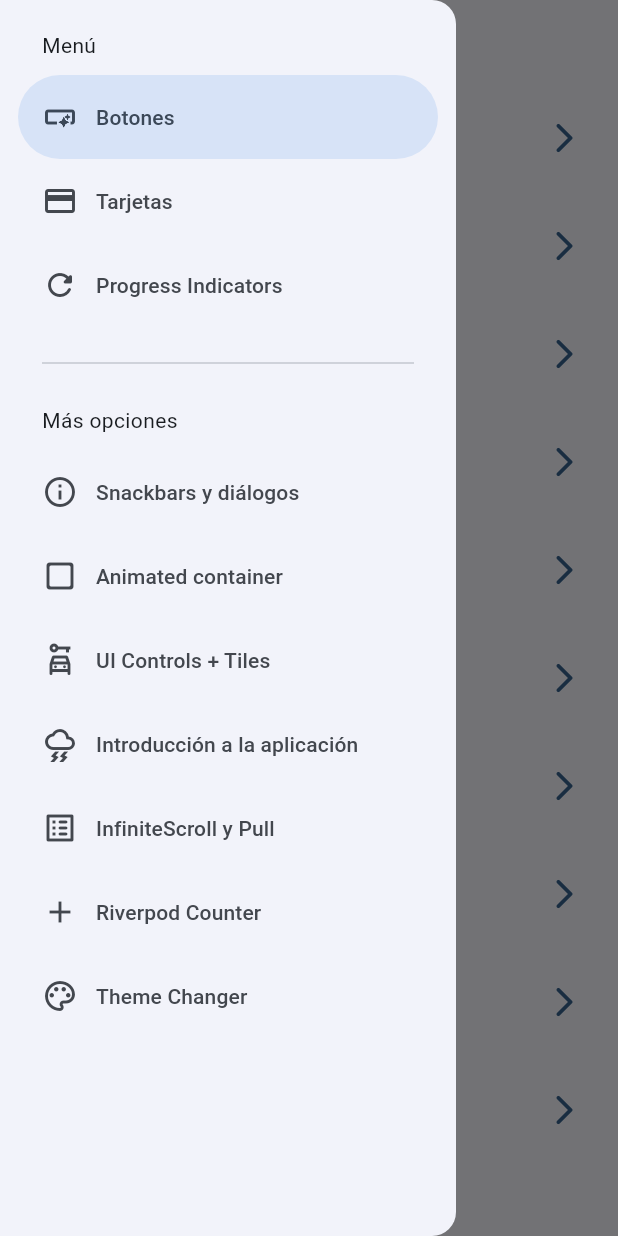
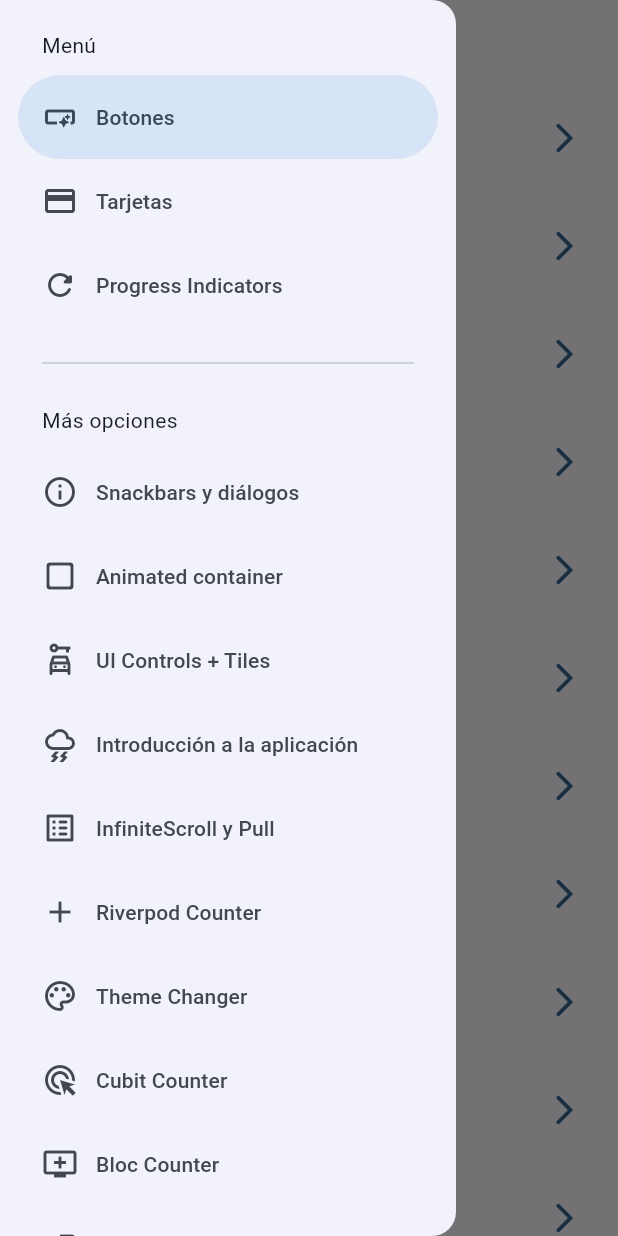
Before and after one commit to Mikaruz/flutter-course, a Flutter app: the screen it shows after launch, with the side drawer open, on a phone screen of 412 x 824 dp. Run offline on Flutter 3.47's test engine with Material 2 defaults, Android fonts, the phone set to English and light mode, and no system bars; our stand-ins replace animate_do, equatable, flutter_bloc, flutter_riverpod, go_router.

Commit message:
Cubit y Bloc agregados

```diff
--- a/lib/config/menu/menu_items.dart
+++ b/lib/config/menu/menu_items.dart
@@ -64,4 +64,19 @@ const appMenuItems = <MenuItem>[
       subTitle: 'Cambiar tema de la aplicación',
       link: '/theme-changer',
       icon: Icons.color_lens_outlined),
+  MenuItem(
+      title: 'Cubit Counter',
+      subTitle: 'Gestor con Cubit',
+      link: '/cubit',
+      icon: Icons.ads_click_outlined),
+  MenuItem(
+      title: 'Bloc Counter',
+      subTitle: 'Gestor con Bloc',
+      link: '/bloc',
+      icon: Icons.add_to_queue_outlined),
+  MenuItem(
+      title: 'Login',
+      subTitle: 'Testeo de Login',
+      link: '/login-screen',
+      icon: Icons.login_outlined),
 ];
--- a/lib/config/router/app_router.dart
+++ b/lib/config/router/app_router.dart
@@ -26,4 +26,10 @@ final appRouter = GoRouter(routes: [
   GoRoute(
       path: '/theme-changer',
       builder: (context, state) => const ThemeChangerScreen()),
+  GoRoute(
+      path: '/cubit', builder: (context, state) => const CubitCounterScreen()),
+  GoRoute(
+      path: '/bloc', builder: (context, state) => const BlocCounterScreen()),
+  GoRoute(
+      path: '/login-screen', builder: (context, state) => const LoginScreen()),
 ]);
--- /dev/null
+++ b/lib/presentation/blocs/counter_bloc/counter_bloc.dart
@@ -0,0 +1,32 @@
+import 'package:flutter_bloc/flutter_bloc.dart';
+import 'package:equatable/equatable.dart';
+
+part 'counter_event.dart';
+part 'counter_state.dart';
+
+class CounterBloc extends Bloc<CounterEvent, CounterState> {
+  CounterBloc() : super(const CounterState()) {
+    on<CounterIncreased>(_onCounterIncreased);
+    on<CounterReset>(_onCounterReset);
+  }
+
+  void _onCounterIncreased(CounterIncreased event, Emitter<CounterState> emit) {
+    emit(state.copyWith(
+        counter: state.counter + event.value,
+        transactionCount: state.transactionCount + 1));
+  }
+
+  void _onCounterReset(CounterReset event, Emitter<CounterState> emit) {
+    emit(state.copyWith(
+      counter: 0,
+    ));
+  }
+
+  void increaseBy([int value = 1]) {
+    add(CounterIncreased(value));
+  }
+
+  void resetCounter() {
+    add(CounterReset());
+  }
+}
--- /dev/null
+++ b/lib/presentation/blocs/counter_bloc/counter_state.dart
@@ -0,0 +1,19 @@
+part of 'counter_bloc.dart';
+
+class CounterState extends Equatable {
+  final int counter;
+  final int transactionCount;
+
+  const CounterState({this.counter = 10, this.transactionCount = 0});
+
+  copyWith({
+    int? counter,
+    int? transactionCount,
+  }) =>
+      CounterState(
+          counter: counter ?? this.counter,
+          transactionCount: transactionCount ?? this.transactionCount);
+
+  @override
+  List<Object> get props => [counter, transactionCount];
+}
--- /dev/null
+++ b/lib/presentation/blocs/counter_cubit/counter_cubit.dart
@@ -0,0 +1,18 @@
+import 'package:equatable/equatable.dart';
+import 'package:flutter_bloc/flutter_bloc.dart';
+
+part 'counter_state.dart';
+
+class CounterCubit extends Cubit<CounterState> {
+  CounterCubit() : super(const CounterState(counter: 5));
+
+  void increaseBy(int value) {
+    emit(state.copyWith(
+        counter: state.counter + value,
+        transactionCount: state.transactionCount + 1));
+  }
+
+  void reset() {
+    emit(state.copyWith(counter: 0));
+  }
+}
--- /dev/null
+++ b/lib/presentation/blocs/counter_cubit/counter_state.dart
@@ -0,0 +1,19 @@
+part of 'counter_cubit.dart';
+
+class CounterState extends Equatable {
+  final int counter;
+  final int transactionCount;
+
+  const CounterState({this.counter = 0, this.transactionCount = 0});
+
+  copyWith({
+    int? counter,
+    int? transactionCount,
+  }) =>
+      CounterState(
+          counter: counter ?? this.counter,
+          transactionCount: transactionCount ?? this.transactionCount);
+
+  @override
+  List<Object?> get props => [counter, transactionCount];
+}
--- /dev/null
+++ b/lib/presentation/screens/login/widgets/widgets.dart
@@ -0,0 +1 @@
+export 'package:widgets_app/presentation/screens/login/widgets/inputs/custom_text_form_field.dart';
--- a/lib/presentation/screens/screens.dart
+++ b/lib/presentation/screens/screens.dart
@@ -1,3 +1,5 @@
+export 'package:widgets_app/presentation/screens/blocs/cubit_counter_screen.dart';
+export 'package:widgets_app/presentation/screens/blocs/bloc_counter_screen.dart';
 export 'package:widgets_app/presentation/screens/theme_changer/theme_changer_screen.dart';
 export 'package:widgets_app/presentation/screens/counter/counter_screen.dart';
 export 'package:widgets_app/presentation/screens/animated/animated_screen.dart';
@@ -9,3 +11,4 @@ export 'package:widgets_app/presentation/screens/ui_controls/ui_controls_screen.
 export 'package:widgets_app/presentation/screens/buttons/buttons_screen.dart';
 export 'package:widgets_app/presentation/screens/cards/cards_screen.dart';
 export 'package:widgets_app/presentation/screens/home/home_screen.dart';
+export 'package:widgets_app/presentation/screens/login/login_Screen.dart';
--- a/pubspec.yaml
+++ b/pubspec.yaml
@@ -8,8 +8,10 @@ environment:
 
 dependencies:
   animate_do: ^3.0.2
+  equatable: ^2.0.5
   flutter:
     sdk: flutter
+  flutter_bloc: ^8.1.3
   flutter_riverpod: ^2.3.6
   go_router: ^10.0.0
 
```
Also changed, not shown: lib/presentation/blocs/counter_bloc/counter_event.dart (added, +12 -0 lines), lib/presentation/screens/blocs/bloc_counter_screen.dart (added, +66 -0 lines), lib/presentation/screens/blocs/cubit_counter_screen.dart (added, +71 -0 lines), lib/presentation/screens/login/login_screen.dart (added, +109 -0 lines), lib/presentation/screens/login/widgets/inputs/custom_text_form_field.dart (added, +45 -0 lines), pubspec.lock.
